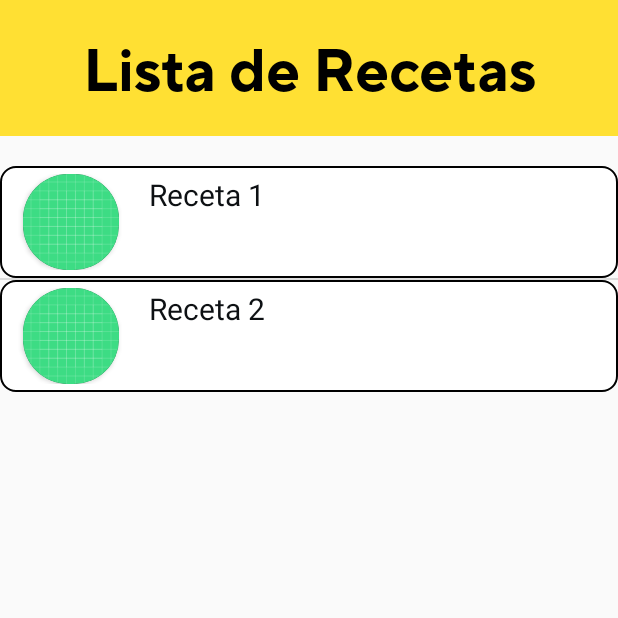
After one commit to CristobalR24/parcial_glovppetito42, an Android app: the ListaRecetaActivity screen opened directly, with no data from a screen before it, on a phone screen of 412 x 824 dp, the top half of it. The commit adds this screen. Run offline under Robolectric (Android 15) with nearby library versions, the phone set to English and light mode, and no system bars.

Commit message:
implementacion de listview

```diff
--- a/app/src/main/AndroidManifest.xml
+++ b/app/src/main/AndroidManifest.xml
@@ -9,7 +9,8 @@
         android:roundIcon="@mipmap/ic_launcher_round"
         android:supportsRtl="true"
         android:theme="@style/Theme.AppParcialKQuiel_LSaldana_CRodriguez">
-        <activity android:name=".PrincipalActivity"></activity>
+        <activity android:name=".ListaRecetaActivity"></activity>
+        <activity android:name=".PrincipalActivity" />
         <activity android:name=".Create_User_Activity" />
         <activity android:name=".LoginActivity">
             <intent-filter>
--- /dev/null
+++ b/app/src/main/java/com/example/appparcialkquiel_lsaldana_crodriguez/Adaptadores/RecetasListViewAdapter.java
@@ -0,0 +1,42 @@
+package com.example.appparcialkquiel_lsaldana_crodriguez.Adaptadores;
+
+import android.content.Context;
+import android.view.LayoutInflater;
+import android.view.View;
+import android.view.ViewGroup;
+import android.widget.ArrayAdapter;
+import android.widget.ImageView;
+import android.widget.TextView;
+
+import com.example.appparcialkquiel_lsaldana_crodriguez.Entidades.Receta;
+import com.example.appparcialkquiel_lsaldana_crodriguez.R;
+
+import java.util.ArrayList;
+import java.util.List;
+
+public class RecetasListViewAdapter  extends ArrayAdapter<Receta>
+{
+
+    private List<Receta> opciones = new ArrayList<>();
+
+    public RecetasListViewAdapter(Context context, List<Receta> datos){
+        super(context, R.layout.listview_layout_template, datos);
+
+        opciones= datos;
+    }
+
+    public View getView(int position, View convertView, ViewGroup parent) {
+        LayoutInflater inflater = LayoutInflater.from(getContext());
+        View item = inflater.inflate(R.layout.listview_layout_template, null);
+
+        ImageView lblfoto = item.findViewById(R.id.lblFotoRec);
+        lblfoto.setImageResource(Integer.parseInt(opciones.get(position).getImagen()));
+
+        TextView lbltitulo = item.findViewById(R.id.lblNomRec);
+        lbltitulo.setText(opciones.get(position).getTitulo());
+
+        ImageView lblicono = item.findViewById(R.id.lblicono);
+        lblicono.setImageResource(Integer.parseInt(opciones.get(position).getImagen()));
+        return(item);
+    }
+}
--- a/app/src/main/java/com/example/appparcialkquiel_lsaldana_crodriguez/Data/ComidasDBHelper.java
+++ b/app/src/main/java/com/example/appparcialkquiel_lsaldana_crodriguez/Data/ComidasDBHelper.java
@@ -21,6 +21,11 @@ public class ComidasDBHelper extends SQLiteOpenHelper {
         db.execSQL(NuevaTabla2);
         db.execSQL(NuevaTabla3);
         db.execSQL(PrimeraVez); //inserta por primera vez un usuario administrador inicial
+
+        //borrar cuando la actividad guardar usuario este lista
+        db.execSQL("INSERT INTO Recetas(Imagen,Titulo,Ingredientes,Preparacion) VALUES('imagen1','Receta 1','Aqui van los ingredientes','Aqui va la preparacion')");
+        db.execSQL("INSERT INTO Recetas(Imagen,Titulo,Ingredientes,Preparacion) VALUES('imagen2','Receta 2','Aqui van los ingredientes','Aqui va la preparacion')");
+
     }
 
     @Override
--- a/app/src/main/java/com/example/appparcialkquiel_lsaldana_crodriguez/Data/ComidasDBProcess.java
+++ b/app/src/main/java/com/example/appparcialkquiel_lsaldana_crodriguez/Data/ComidasDBProcess.java
@@ -5,8 +5,12 @@ import android.content.Context;
 import android.database.Cursor;
 import android.database.sqlite.SQLiteDatabase;
 
+import com.example.appparcialkquiel_lsaldana_crodriguez.Entidades.Receta;
 import com.example.appparcialkquiel_lsaldana_crodriguez.Entidades.Usuario;
 import com.example.appparcialkquiel_lsaldana_crodriguez.R;
+
+import java.util.ArrayList;
+import java.util.List;
 
 public class ComidasDBProcess {
     ComidasDBHelper _db;
@@ -42,11 +46,9 @@ public class ComidasDBProcess {
         db.insert("Usuarios",null,datos);
 
         db.close();
-      //  return true;
         }
     }
     catch(Exception x){}
-    //return false;
     }
 
     public Boolean ValidarUsuario(Usuario user){ //valida que el usuario y la contraseña coincidan
@@ -81,5 +83,50 @@ public class ComidasDBProcess {
         return TipoRequerido;
     }
 
+    public String ObtenerNombre(Usuario user){
+        String NombreRequerido=" ";
+        try{
+            SQLiteDatabase db=_db.getReadableDatabase();
+            if(db!=null){
+                String[] Campos = new String[]{"Nombre"};
+                String[] arg = new String[]{user.getCorreo()};
+                Cursor cursor = db.query("Usuarios",Campos,"Correo=?",arg,null,null,null);
+                if(cursor.moveToFirst())
+                    NombreRequerido=cursor.getString(0);
+                db.close();
+            }
+        }
+        catch(Exception x){}
+        return NombreRequerido;
+    }
+
+    /////////////////////////////////////////////////////////////////////////////////////////////////////
+
+    public List<Receta> ObtenerRecetas(){
+        try{List<Receta> lstrec = new ArrayList<Receta>();
+            SQLiteDatabase db=_db.getReadableDatabase();
+            if(db!=null){
+                String[] Campos = new String[]{"Imagen","Titulo","Ingredientes","Preparacion"};
+                Cursor cursor = db.query("Recetas",Campos,null,null,null,null,null);
+                if(cursor.moveToFirst()){
+                    do{
+                        Receta receta = new Receta(
+                                //cursor.getString(0),
+                                String.valueOf(R.drawable.ic_launcher_background),
+                                cursor.getString(1),
+                                cursor.getString(2),
+                                cursor.getString(3)
+                        );
+                        lstrec.add(receta);
+                    }while(cursor.moveToNext());
+                }
+                return lstrec;
+            }
+        }
+        catch(Exception x){}
+        finally { _db.close();}
+        return null;
+    }
+
 
 }
--- a/app/src/main/java/com/example/appparcialkquiel_lsaldana_crodriguez/Entidades/Receta.java
+++ b/app/src/main/java/com/example/appparcialkquiel_lsaldana_crodriguez/Entidades/Receta.java
@@ -1,4 +1,31 @@
 package com.example.appparcialkquiel_lsaldana_crodriguez.Entidades;
 
 public class Receta {
+    private String imagen;
+    private String titulo;
+    private String ingredientes;
+    private String preparacion;
+
+    public Receta(String imagen, String titulo, String ingredientes, String preparacion){
+        this.imagen=imagen;
+        this.titulo=titulo;
+        this.ingredientes=ingredientes;
+        this.preparacion=preparacion;
+    }
+
+    public String getImagen() {
+        return imagen;
+    }
+
+    public String getTitulo() {
+        return titulo;
+    }
+
+    public String getIngredientes() {
+        return ingredientes;
+    }
+
+    public String getPreparacion() {
+        return preparacion;
+    }
 }
--- /dev/null
+++ b/app/src/main/java/com/example/appparcialkquiel_lsaldana_crodriguez/ListaRecetaActivity.java
@@ -0,0 +1,112 @@
+package com.example.appparcialkquiel_lsaldana_crodriguez;
+
+import androidx.appcompat.app.AppCompatActivity;
+
+import android.content.Intent;
+import android.os.Bundle;
+import android.view.ContextMenu;
+import android.view.Menu;
+import android.view.MenuInflater;
+import android.view.MenuItem;
+import android.view.View;
+import android.widget.AdapterView;
+import android.widget.ListView;
+import android.widget.TextView;
+import android.widget.Toast;
+
+import com.example.appparcialkquiel_lsaldana_crodriguez.Adaptadores.RecetasListViewAdapter;
+import com.example.appparcialkquiel_lsaldana_crodriguez.Data.ComidasDBProcess;
+import com.example.appparcialkquiel_lsaldana_crodriguez.Entidades.Receta;
+
+import java.util.ArrayList;
+import java.util.List;
+
+public class ListaRecetaActivity extends AppCompatActivity {
+    ListView Recipes;
+    String TipoRecibido,CorreoRecibido;
+
+    @Override
+    protected void onCreate(Bundle savedInstanceState) {
+        super.onCreate(savedInstanceState);
+        setContentView(R.layout.activity_lista_receta);
+        Intent i = getIntent();
+        TipoRecibido=i.getStringExtra("tipoenviado2");
+        CorreoRecibido=i.getStringExtra("correoenviado2");
+        this.InitControles();
+        this.MostrarRecetas();
+        registerForContextMenu(Recipes);
+    }
+
+    @Override
+    public void onCreateContextMenu(ContextMenu menu, View v, ContextMenu.ContextMenuInfo menuInfo) {
+        super.onCreateContextMenu(menu, v, menuInfo);
+        AdapterView.AdapterContextMenuInfo info = (AdapterView.AdapterContextMenuInfo) menuInfo;
+
+        Receta rec= (Receta)Recipes.getItemAtPosition(info.position);
+        menu.setHeaderTitle(rec.getTitulo());
+        getMenuInflater().inflate(R.menu.context_menu_1,menu);
+
+        MenuItem eliminar = menu.findItem(R.id.meliminareceta);
+
+        // a partir de aqui se controlara la visibilidad de las opciones dependiendo del usuario
+        if(TipoRecibido.equals("administrador"))
+            eliminar.setVisible(true);
+        else
+        { if(TipoRecibido.equals("consumidor"))
+        { MenuItem ver = menu.findItem(R.id.mrecetacompleta);
+            MenuItem guardar = menu.findItem(R.id.mguardarreceta);
+            ver.setVisible(true);
+            guardar.setVisible(true);
+        }
+        }
+    }
+
+
+    public boolean onContextItemSelected(MenuItem item) {
+        AdapterView.AdapterContextMenuInfo info = (AdapterView.AdapterContextMenuInfo) item.getMenuInfo();
+        switch (item.getItemId()){
+            case R.id.mrecetacompleta:
+                return true;
+            case R.id.mguardarreceta:
+                return true;
+            case R.id.meliminareceta:
+                return true;
+            default:
+                return super.onContextItemSelected(item);
+        }
+    }
+
+    private void InitControles(){
+        Recipes = findViewById(R.id.lstRecetas); }
+
+    /*private void AgregarNuevoElemento(){
+        List<Receta> opciones = this.GetElementsToListViewTemplate();
+        opciones.add(new Receta(String.valueOf(R.drawable.ic_launcher_background), "Randall", "Asi es","5 s"));
+
+        RecetasListViewAdapter adapter = new RecetasListViewAdapter(this, opciones);
+        Recipes.setAdapter(adapter);
+    }
+
+    private List<Receta> GetElementsToListViewTemplate() {
+        List<Receta> opciones = new ArrayList<>();
+
+        opciones.add(new Receta(String.valueOf(R.drawable.ic_launcher_background), "Receta 1", "",""));
+        opciones.add(new Receta(String.valueOf(R.drawable.ic_launcher_background), "Receta 2","",""));
+
+        return  opciones;
+    }
+*/
+    private void MostrarRecetas(){
+        try{
+        ComidasDBProcess dbProcess= new ComidasDBProcess(this.getApplicationContext());
+
+        List<Receta> lstrec = dbProcess.ObtenerRecetas();
+
+        RecetasListViewAdapter adapter = new RecetasListViewAdapter(this.getApplicationContext(), lstrec);
+        Recipes.setAdapter(adapter);}
+        catch (Exception e){
+            Toast.makeText(this.getApplicationContext(),"Error: "+e, Toast.LENGTH_LONG).show();
+        }
+
+    }
+}
--- /dev/null
+++ b/app/src/main/res/layout/activity_lista_receta.xml
@@ -0,0 +1,25 @@
+<?xml version="1.0" encoding="utf-8"?>
+<LinearLayout xmlns:android="http://schemas.android.com/apk/res/android"
+    android:orientation="vertical"
+    android:layout_width="match_parent"
+    android:layout_height="match_parent">
+
+    <TextView
+        android:layout_width="match_parent"
+        android:layout_height="wrap_content"
+        android:text="Lista de Recetas"
+        android:layout_gravity="center"
+        android:textAlignment="center"
+        android:fontFamily="@font/tt_norms_pro_bold"
+        android:textColor="@color/black"
+        android:textSize="40sp"
+        android:background="#FFE033"
+        android:paddingTop="20dp"
+        android:paddingBottom="20dp"/>
+
+    <ListView android:id="@+id/lstRecetas"
+        android:layout_width="match_parent"
+        android:layout_height="wrap_content"
+        android:layout_marginTop="20dp"/>
+
+</LinearLayout>
--- /dev/null
+++ b/app/src/main/res/layout/listview_layout_template.xml
@@ -0,0 +1,60 @@
+<?xml version="1.0" encoding="utf-8"?>
+<LinearLayout xmlns:android="http://schemas.android.com/apk/res/android"
+    android:layout_width="match_parent"
+    android:layout_height="wrap_content"
+    xmlns:app="http://schemas.android.com/apk/res-auto"
+    android:orientation="horizontal"
+    android:padding="5dp"
+    android:background="@drawable/button">
+
+    <androidx.cardview.widget.CardView
+        android:layout_width="64dp"
+        android:layout_height="64dp"
+        android:layout_marginRight="20dp"
+        android:layout_marginLeft="10dp"
+        app:cardCornerRadius="30dp"
+        android:elevation="0dp">
+    <ImageView
+        android:id="@+id/lblFotoRec"
+        android:layout_width="match_parent"
+        android:layout_height="match_parent"
+        android:scaleType="centerCrop"
+        android:src="@drawable/ic_launcher_background" />
+
+    </androidx.cardview.widget.CardView>
+
+    <LinearLayout
+        android:layout_width="wrap_content"
+        android:layout_height="wrap_content"
+        android:orientation="vertical">
+
+        <TextView android:id="@+id/lblNomRec"
+            android:layout_width="wrap_content"
+            android:layout_height="wrap_content"
+            android:textColor="#0D1013"
+            android:textSize="20sp"
+            android:text="nombre de la receta aqui"/>
+
+        <LinearLayout
+            android:layout_width="wrap_content"
+            android:layout_height="wrap_content">
+        </LinearLayout>
+
+    </LinearLayout>
+
+    <LinearLayout
+        android:layout_width="match_parent"
+        android:layout_height="wrap_content"
+        android:orientation="vertical">
+
+        <ImageView
+            android:id="@+id/lblicono"
+            android:visibility="gone"
+            android:layout_width="39dp"
+            android:layout_height="43dp"
+            android:src="@drawable/ic_pass"
+            android:layout_gravity="right"
+            android:layout_marginRight="10dp"/>
+    </LinearLayout>
+
+</LinearLayout>
--- /dev/null
+++ b/app/src/main/res/menu/context_menu_1.xml
@@ -0,0 +1,15 @@
+<?xml version="1.0" encoding="utf-8"?>
+<menu xmlns:android="http://schemas.android.com/apk/res/android">
+    <item
+        android:id="@+id/mrecetacompleta"
+        android:title="Ver Receta completa"
+        android:visible="false"/>
+    <item
+        android:id="@+id/mguardarreceta"
+        android:title="Guardar Receta"
+        android:visible="false"/>
+    <item
+        android:id="@+id/meliminareceta"
+        android:title="Eliminar Receta"
+        android:visible="false"/>
+</menu>
```
Also changed, not shown: app/src/main/java/com/example/appparcialkquiel_lsaldana_crodriguez/LoginActivity.java (+4 -9 lines), app/src/main/java/com/example/appparcialkquiel_lsaldana_crodriguez/PrincipalActivity.java (+27 -1 lines), app/src/main/res/layout/activity_principal.xml (+28 -5 lines), app/src/main/java/com/example/appparcialkquiel_lsaldana_crodriguez/Create_User_Activity.java (indentation only).
